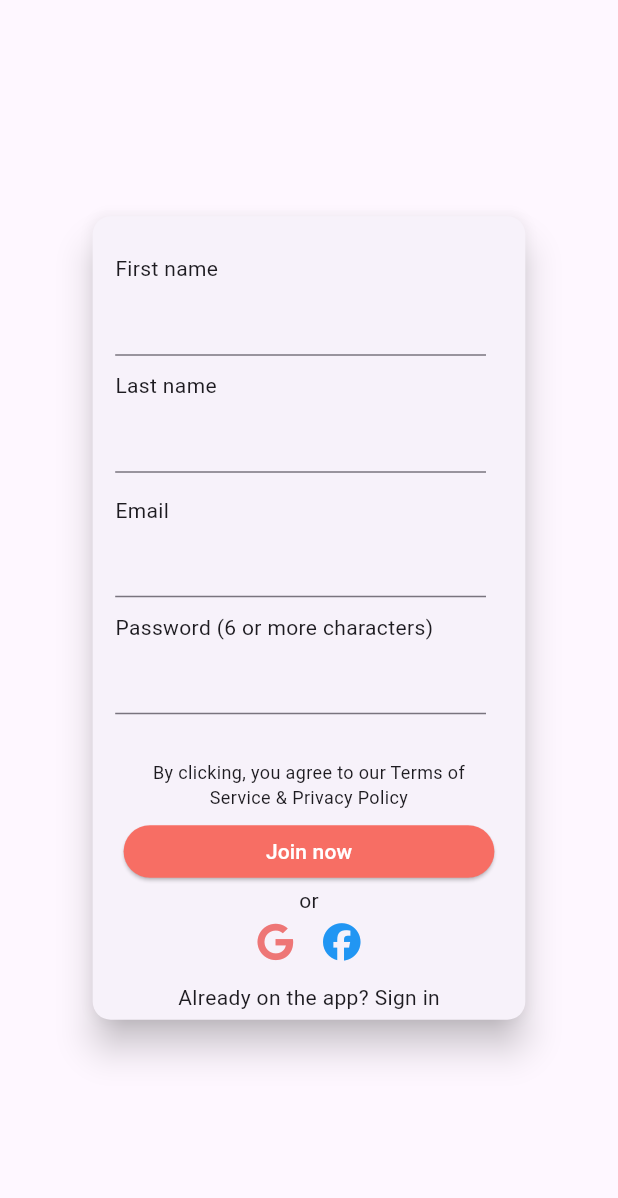
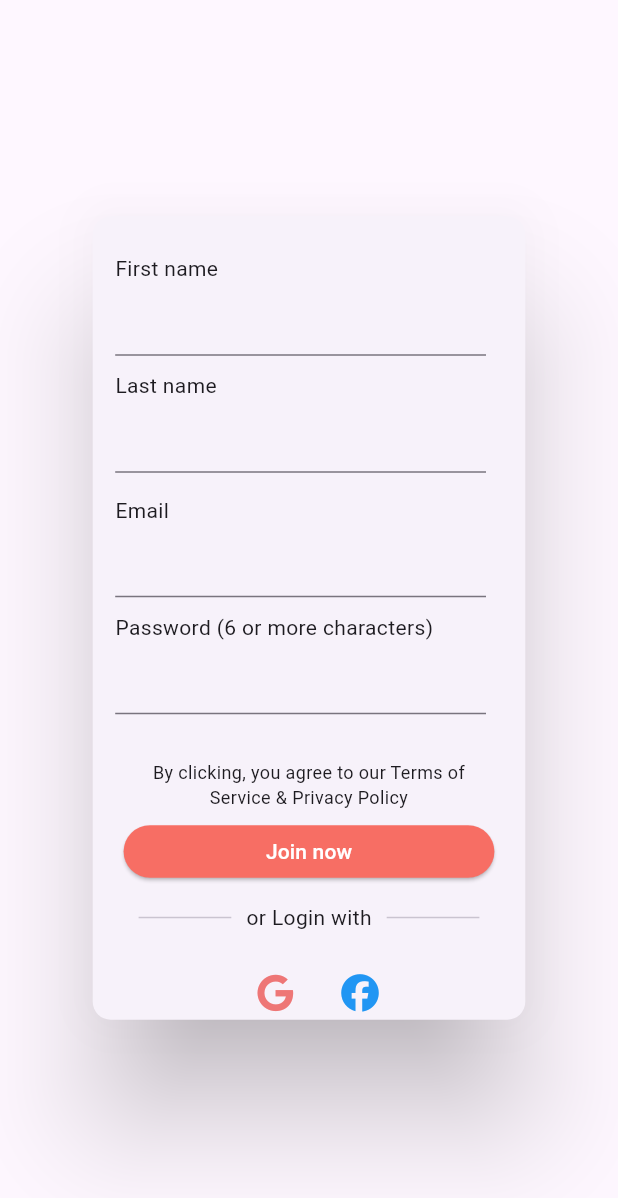
Before and after one commit to FCPongs/Flutter_SimpleMSA, a Flutter app: the signup screen opened by its route, on a phone screen of 412 x 824 dp. Shown: the top 1198 px of the screen. Run offline on Flutter 3.47's test engine with Material 3 defaults, Android fonts, the phone set to English and light mode, and no system bars; our stand-ins replace another_carousel_pro, font_awesome_flutter.

Commit message:
google button clickable, sign in text clickable, modified carousel

```diff
--- a/lib/screens/home.dart
+++ b/lib/screens/home.dart
@@ -23,7 +23,6 @@ class home extends StatelessWidget {
             child: ClipRRect(
               borderRadius: BorderRadius.circular(20),
               child: Image.asset('assets/images/icon.png',),
-
             ),
           )
 
--- a/lib/screens/signUp.dart
+++ b/lib/screens/signUp.dart
@@ -1,3 +1,4 @@
+import 'package:flutter/gestures.dart';
 import 'package:flutter/material.dart';
 import 'package:font_awesome_flutter/font_awesome_flutter.dart';
 
@@ -10,7 +11,7 @@ class signup extends StatelessWidget {
       body: LayoutBuilder(builder: (context, constraints) {
         return Center(
           child: Card(
-            elevation: 10,
+            elevation: 35,
             child: Container(
               width: constraints.maxWidth * 0.7,
               height: constraints.maxHeight * 0.65,
@@ -28,7 +29,7 @@ class signup extends StatelessWidget {
                             width: constraints.maxWidth * 0.6,
                             child: const TextField(),
                           ),
-                          SizedBox(
+                          const SizedBox(
                             height: 10,
                           ),
                           //! Last name
@@ -37,7 +38,7 @@ class signup extends StatelessWidget {
                             width: constraints.maxWidth * 0.6,
                             child: const TextField(),
                           ),
-                          SizedBox(
+                          const SizedBox(
                             height: 15,
                           ),
                           //! Email
@@ -46,7 +47,7 @@ class signup extends StatelessWidget {
                             width: constraints.maxWidth * 0.6,
                             child: const TextField(),
                           ),
-                          SizedBox(
+                          const SizedBox(
                             height: 10,
                           ),
                           //! Password
@@ -58,7 +59,7 @@ class signup extends StatelessWidget {
                         ],
                       ),
                     ),
-                    SizedBox(
+                    const SizedBox(
                       height: 30,
                     ),
                     Center(
@@ -75,7 +76,7 @@ class signup extends StatelessWidget {
                       ),
                     ),
 
-                    SizedBox(
+                    const SizedBox(
                       height: 10,
                     ),
                     //! Buttons and Divider
@@ -88,45 +89,92 @@ class signup extends StatelessWidget {
                             child: ElevatedButton(
                                 onPressed: () {},
                                 style: ElevatedButton.styleFrom(
-                                  backgroundColor: Color.fromARGB(255, 247, 110, 100),
+                                  backgroundColor:
+                                      Color.fromARGB(255, 247, 110, 100),
                                   foregroundColor: Colors.white,
                                 ),
                                 child: const Text("Join now")),
                           ),
-                          SizedBox(height: 5,),
-                          const Text("or"),
-
-                          SizedBox(height: 5,),
-                          const Row(
+                          SizedBox(
+                            height: constraints.maxHeight * 0.02,
+                          ),
+                          //! Divider
+                          Row(
+                              mainAxisAlignment: MainAxisAlignment.center,
+                              children: [
+                                Container(
+                                  width: constraints.maxWidth * .15,
+                                  child: Divider(),
+                                ),
+                                const SizedBox(
+                                  width: 10,
+                                ),
+                                const Text("or Login with"),
+                                const SizedBox(
+                                  width: 10,
+                                ),
+                                Container(
+                                  width: constraints.maxWidth * .15,
+                                  child: Divider(),
+                                ),
+                              ]),
+                          SizedBox(
+                            height: constraints.maxHeight * 0.02,
+                          ),
+                          Row(
                             mainAxisAlignment: MainAxisAlignment.center,
                             children: [
-                              FaIcon(
-                                FontAwesomeIcons.google,
-                                size: 25,
-                                color: Color.fromARGB(255, 238, 118, 118),
+                              IconButton(
+                                onPressed: () {
+                                  Navigator.pushNamed(context, '/home');
+                                },
+                                icon: const FaIcon(
+                                  FontAwesomeIcons.google,
+                                  size: 25,
+                                  color: Color.fromARGB(255, 238, 118, 118),
+                                ),
                               ),
-                              SizedBox(
+                              const SizedBox(
                                 width: 20,
                               ),
-                              FaIcon(
+                              const FaIcon(
                                 FontAwesomeIcons.facebook,
                                 size: 25,
                                 color: Colors.blue,
                               ),
                             ],
                           ),
-                          SizedBox(height: 10,),
+                          SizedBox(
+                            height: constraints.maxHeight * 0.01,
+                          ),
                         ],
                       ),
                     ),
-                  Expanded(
-                    child:
-                    Container(
-                      alignment: Alignment.center,
-                      child: const Text("Already on the app? Sign in"),
-                      ))
+                    Expanded(
+                      child: Container(
+                        alignment: Alignment.center,
+                        child: RichText(
+                          text: TextSpan(
+                            style: TextStyle(color: Colors.grey, fontSize: 14.0),
+                            children: <TextSpan>[
+                              const TextSpan(text: "Already on the app? "),
+                              TextSpan(
+                                text: "Sign in",
+                                style: const TextStyle(
+                                    color: Colors.blue,
+                                    fontWeight: FontWeight.bold),
+                                recognizer: TapGestureRecognizer()
+                                  ..onTap = () {
+                                    Navigator.pushNamed(context,
+                                        '/login');
+                                  },
+                              ),
+                            ],
+                          ),
+                        ),
+                      ),
+                    )
                   ]),
-
             ),
           ),
         );
```
Also changed, not shown: lib/screens/login.dart (+34 -5 lines), lib/screens/mainScreen.dart (+21 -11 lines).
